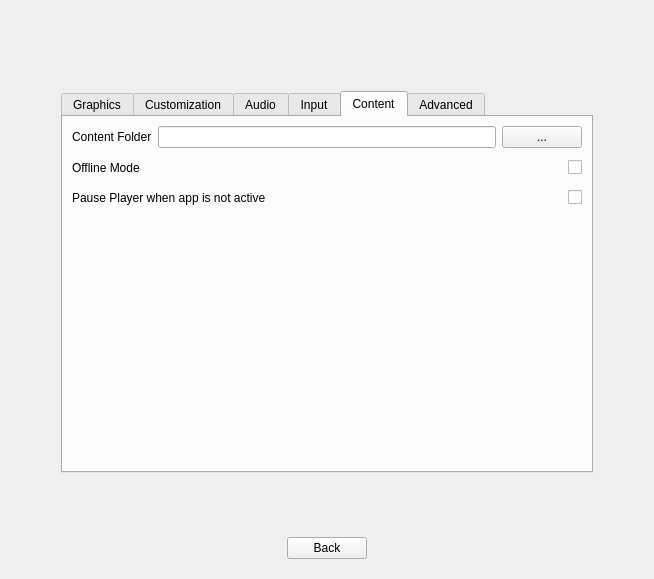
First picture: the form in src/SettingsScreen.ui, repository RemotelyChaotic/JOIPEngine, before the edit.
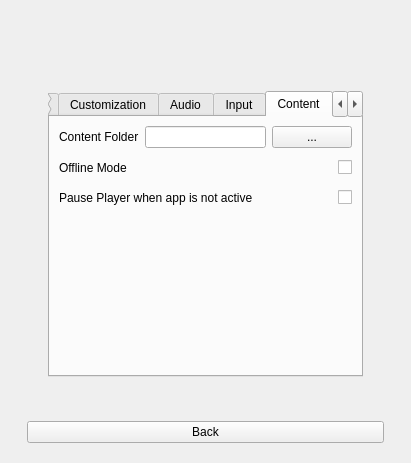
Second picture: the form after the edit. The open tabs and pages were chosen to show the change. Custom widgets are drawn as their Qt base class.

```diff
--- a/src/SettingsScreen.ui
+++ b/src/SettingsScreen.ui
@@ -6,8 +6,8 @@
    <rect>
     <x>0</x>
     <y>0</y>
-    <width>654</width>
-    <height>579</height>
+    <width>411</width>
+    <height>463</height>
    </rect>
   </property>
   <property name="windowTitle">
@@ -26,7 +26,7 @@
       <enum>Qt::Horizontal</enum>
      </property>
      <property name="sizeType">
-      <enum>QSizePolicy::Fixed</enum>
+      <enum>QSizePolicy::Maximum</enum>
      </property>
      <property name="sizeHint" stdset="0">
       <size>
@@ -42,7 +42,7 @@
       <enum>Qt::Horizontal</enum>
      </property>
      <property name="sizeType">
-      <enum>QSizePolicy::Fixed</enum>
+      <enum>QSizePolicy::Maximum</enum>
      </property>
      <property name="sizeHint" stdset="0">
       <size>
@@ -76,11 +76,8 @@
         <property name="orientation">
          <enum>Qt::Horizontal</enum>
         </property>
-        <property name="sizeHint" stdset="0">
-         <size>
-          <width>40</width>
-          <height>20</height>
-         </size>
+        <property name="sizeType">
+         <enum>QSizePolicy::Expanding</enum>
         </property>
        </spacer>
       </item>
@@ -96,12 +93,6 @@
         <property name="orientation">
          <enum>Qt::Horizontal</enum>
         </property>
-        <property name="sizeHint" stdset="0">
-         <size>
-          <width>40</width>
-          <height>20</height>
-         </size>
-        </property>
        </spacer>
       </item>
      </layout>
@@ -113,12 +104,12 @@
       <enum>Qt::Vertical</enum>
      </property>
      <property name="sizeType">
-      <enum>QSizePolicy::Fixed</enum>
+      <enum>QSizePolicy::Maximum</enum>
      </property>
      <property name="sizeHint" stdset="0">
       <size>
-       <width>20</width>
-       <height>40</height>
+       <width>0</width>
+       <height>20</height>
       </size>
      </property>
     </spacer>
@@ -680,6 +671,12 @@
               <verstretch>0</verstretch>
              </sizepolicy>
             </property>
+            <property name="minimumSize">
+             <size>
+              <width>1</width>
+              <height>0</height>
+             </size>
+            </property>
             <property name="text">
              <string>Content Folder</string>
             </property>
@@ -691,23 +688,11 @@
           <item>
            <widget class="QPushButton" name="pBrowseButton">
             <property name="sizePolicy">
-             <sizepolicy hsizetype="Minimum" vsizetype="Fixed">
+             <sizepolicy hsizetype="Fixed" vsizetype="Fixed">
               <horstretch>0</horstretch>
               <verstretch>0</verstretch>
              </sizepolicy>
             </property>
-            <property name="minimumSize">
-             <size>
-              <width>0</width>
-              <height>0</height>
-             </size>
-            </property>
-            <property name="maximumSize">
-             <size>
-              <width>16777215</width>
-              <height>16777215</height>
-             </size>
-            </property>
             <property name="text">
              <string>...</string>
             </property>
@@ -733,6 +718,12 @@
           </property>
           <item>
            <widget class="QLabel" name="label_8">
+            <property name="minimumSize">
+             <size>
+              <width>1</width>
+              <height>0</height>
+             </size>
+            </property>
             <property name="text">
              <string>Offline Mode</string>
             </property>
@@ -778,6 +769,12 @@
           </property>
           <item>
            <widget class="QLabel" name="label_9">
+            <property name="minimumSize">
+             <size>
+              <width>1</width>
+              <height>0</height>
+             </size>
+            </property>
             <property name="text">
              <string>Pause Player when app is not active</string>
             </property>
```
Left out of the diff: 77 changed lines with no effect on the pictures.
